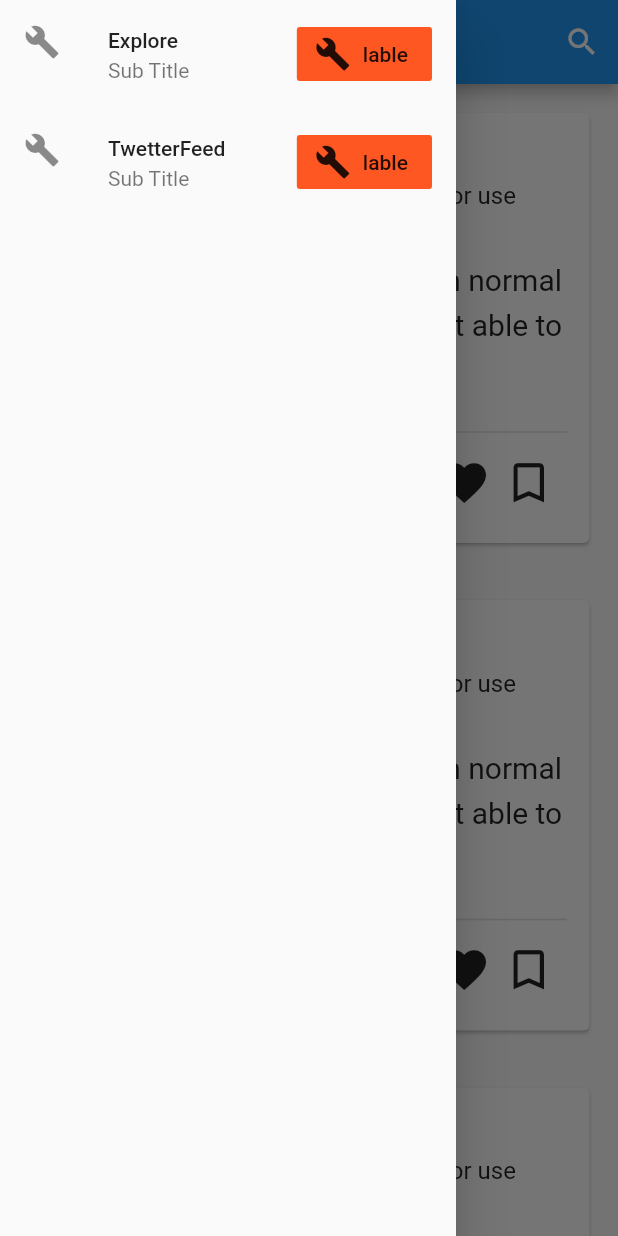
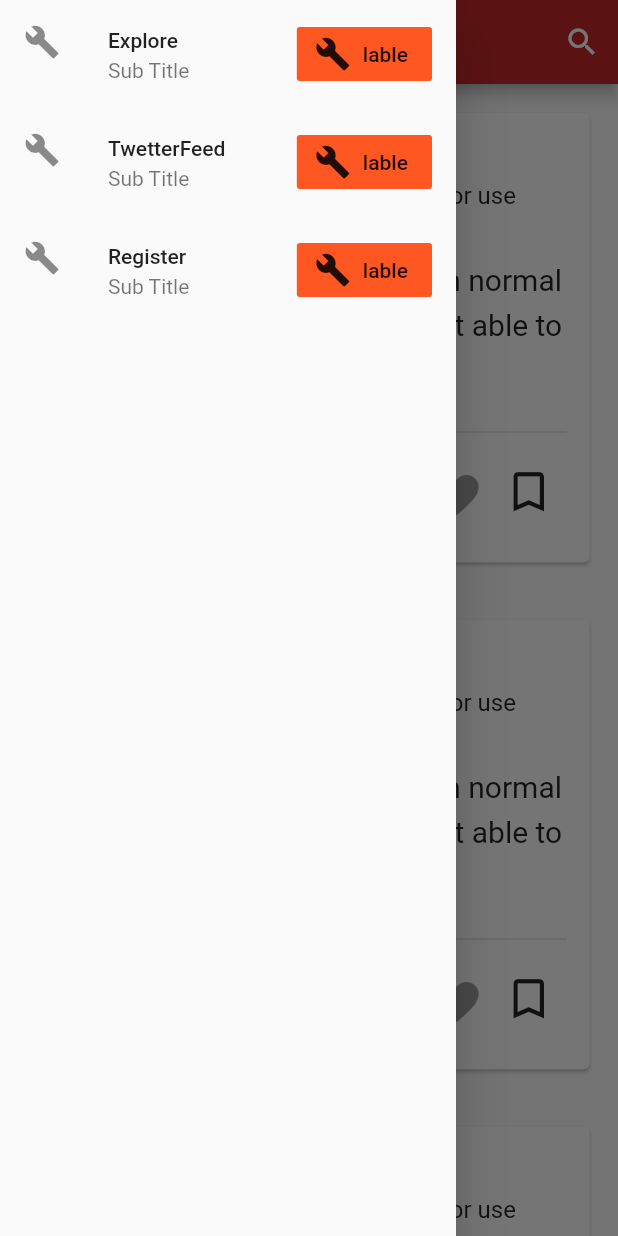
Before and after one commit to AbdullahElbaroudy/newsapp, a Flutter app: the TwetterFeed screen opened directly, with the side drawer open, on a phone screen of 412 x 824 dp. Run offline on Flutter 3.47's test engine with Material 2 defaults, Android fonts, the phone set to English and light mode, and no system bars; our stand-ins replace shared_preferences; missing offline and left inert: page_view_indicator; accounts and stored records are empty; network calls fail.

Commit message:
add login and contact and add them data  and edit drawer

```diff
--- a/lib/main.dart
+++ b/lib/main.dart
@@ -1,21 +1,32 @@
 import 'package:flutter/material.dart';
 import 'package:flutterappnewsapp/screens/home_screen.dart';
-import 'package:flutterappnewsapp/screens/onboarding.dart';
-import 'package:flutterappnewsapp/screens/test%20screens/self_code.dart';
-import 'package:flutterappnewsapp/screens/twitterfeed.dart';
+import 'utilites/app_theme.dart';
 
 void main()
-{
+ {
+  //SharedPreferences preferences = await SharedPreferences.getInstance();
+ // bool seen = preferences.getBool('seen');
+  runApp(NewsApp(HomeScreen()));
+//  if (seen == null || seen == false){
+//    preferences.setBool('seen',true);
+//    runApp(NewsApp(OnBoarding()));
+//  }else{
+//    runApp(NewsApp(HomeScreen()));
+//  }
 
-  runApp(NewsApp());
 }
 
 class NewsApp extends StatelessWidget {
+  Widget _screen;
+
+  NewsApp(this._screen);
+
   @override
   Widget build(BuildContext context) {
     return MaterialApp(
+      theme: appTheme,
       debugShowCheckedModeBanner: false,
-      home: HomeScreen() //HomeScreen(),
+      home: _screen //HomeScreen(),
     );
   }
 }
--- a/lib/screens/onboarding.dart
+++ b/lib/screens/onboarding.dart
@@ -6,7 +6,8 @@ import 'package:page_view_indicator/page_view_indicator.dart';
 
 
 class OnBoarding extends StatefulWidget {
-  @override
+
+@override
   _OnBoardingState createState() => _OnBoardingState();
 }
 
--- a/lib/screens/twitterfeed.dart
+++ b/lib/screens/twitterfeed.dart
@@ -1,4 +1,3 @@
-import 'package:flutter/cupertino.dart';
 import 'package:flutter/material.dart';
 import 'package:flutterappnewsapp/shared%20ui/navigation_drawer.dart';
 
@@ -8,6 +7,7 @@ class TwetterFeed extends StatefulWidget {
 }
 
 class _TwetterFeedState extends State<TwetterFeed> {
+  List<int> ids = List<int>();
   String stringText =
       "Text normal string  , Hello from normal string text without me you dont able to contiue thanks for use";
   String _textLargRondom = "hello  from the large rondom text , thanks for all";
@@ -30,6 +30,9 @@ class _TwetterFeedState extends State<TwetterFeed> {
 
   @override
   Widget build(BuildContext context) {
+
+
+
     return Scaffold(
       drawer: NavigationDrawer(),
       appBar: AppBar(
@@ -46,18 +49,18 @@ class _TwetterFeedState extends State<TwetterFeed> {
         ],
       ),
       body: ListView.builder(
-        itemCount: 5,
+        itemCount: 10,
         itemBuilder: (context, index) {
           return Padding(
             padding: const EdgeInsets.all(15.0),
-            child: _twitterCard(),
+            child: _twitterCard(index),
           );
         },
       ),
     );
   }
 
-  Widget _twitterCard() {
+  Widget _twitterCard(int index) {
     return Card(
       child: Padding(
         padding: const EdgeInsets.all(15.0),
@@ -69,7 +72,7 @@ class _TwetterFeedState extends State<TwetterFeed> {
             _cardBody(),
             SizedBox(height: 20,),
             Divider(thickness: 1,),
-            _cardFoter(),
+            _cardFoter(index),
           ],
         ),
       ),
@@ -115,7 +118,7 @@ class _TwetterFeedState extends State<TwetterFeed> {
     );
   }
 
-  Widget _cardFoter() {
+  Widget _cardFoter(int index) {
     return Row(
       mainAxisAlignment: MainAxisAlignment.spaceBetween,
       children: <Widget>[
@@ -127,7 +130,18 @@ class _TwetterFeedState extends State<TwetterFeed> {
         ),
         ButtonBar(
           children: <Widget>[
-            Icon(Icons.favorite,size: 35,),
+            IconButton(icon: Icon(Icons.favorite,size: 35,color:((ids.contains(index)) ?Colors.red :Colors.grey) ,),onPressed: (){
+              if(ids.contains(index)){
+                ids.remove(index);
+              }else{
+                ids.add(index);
+              }
+              print(ids);
+              setState(() {
+
+              });
+
+            },),
             Icon(Icons.turned_in_not,size: 35,),
           ],
         ),
--- a/lib/shared ui/navigation_drawer.dart
+++ b/lib/shared ui/navigation_drawer.dart
@@ -1,7 +1,9 @@
 import 'package:flutter/material.dart';
 import 'package:flutterappnewsapp/models/navigation_model.dart';
 import 'package:flutterappnewsapp/screens/home_screen.dart';
+import 'package:flutterappnewsapp/screens/important%20screen/login.dart';
 import 'package:flutterappnewsapp/screens/twitterfeed.dart';
+import 'package:shared_preferences/shared_preferences.dart';
 
 class NavigationDrawer extends StatefulWidget {
   @override
@@ -9,12 +11,50 @@ class NavigationDrawer extends StatefulWidget {
 }
 
 class _NavigationDrawerState extends State<NavigationDrawer> {
+  SharedPreferences sharedPreferences;
+  static bool isLoggedIn = false; // static type is important here
+
+  List<NavigationModel> navigator = [
+    NavigationModel("Explore", () => HomeScreen()),
+    NavigationModel("TwetterFeed", () => TwetterFeed()),
+  ];
+
+  _checkToken() async {
+    sharedPreferences = await SharedPreferences.getInstance();
+    String token = sharedPreferences.get('token');
+    setState(() {
+      if ( token == null) {
+        isLoggedIn = false;
+      } else {
+        isLoggedIn = true;
+      }
+    });
+  }
+
+  _logOut() {
+    if(sharedPreferences != null){
+      sharedPreferences.remove('token');
+    }
+    print(" token =  >>>>>>> ${sharedPreferences.get('token')}");
+    return HomeScreen();
+  }
+
+  @override
+  void initState() {
+    (isLoggedIn)
+        ? navigator.add(
+            NavigationModel("Log Out", () => _logOut()),
+          )
+        : navigator.add(
+            NavigationModel("Register", () => Login()),
+          );
+    super.initState();
+  }
+
   @override
   Widget build(BuildContext context) {
-    List<NavigationModel> navigator = [
-      NavigationModel("Explore", ()=> HomeScreen() ),
-      NavigationModel("TwetterFeed", ()=> TwetterFeed() ),
-    ];
+    if(this.mounted){_checkToken();
+   }
     return Drawer(
       child: ListView.builder(
           itemCount: navigator.length,
--- a/lib/utilites/api_utilites.dart
+++ b/lib/utilites/api_utilites.dart
@@ -8,3 +8,4 @@ String apiCategoryWithId ="/api/category/";
 String apiPostsURL = "/api/posts";
 String apiCommentsURL = "/api/comments";
 String apiPostsCategory ="/api/category/posts/";
+String apiGetToken ="/api/token";
--- /dev/null
+++ b/lib/utilites/app_theme.dart
@@ -0,0 +1,12 @@
+import 'package:flutter/material.dart';
+
+
+
+   ThemeData appTheme = ThemeData(
+    appBarTheme: AppBarTheme(
+      color: Colors.red.shade800
+    ),
+    accentColor: Colors.amber,
+    primaryColor: Colors.red.shade800,
+    buttonColor: Colors.red.shade800,
+  );
--- a/pubspec.yaml
+++ b/pubspec.yaml
@@ -26,6 +26,7 @@ dependencies:
   smooth_page_indicator: ^0.1.5
   page_view_indicator: ^2.0.4
   http: ^0.12.1
+  shared_preferences: ^0.5.7+3
 
 dev_dependencies:
   flutter_test:
```
Also changed, not shown: lib/api/authentication_api.dart (added, +36 -0 lines), lib/screens/important screen/contact.dart (+43 -6 lines), lib/screens/important screen/login.dart (added, +136 -0 lines), lib/screens/single_post_details.dart (+85 -11 lines), lib/utilites/app_utilities.dart (added, +11 -0 lines), lib/utilites/data_utilies.dart (+10 -12 lines), pubspec.lock.
